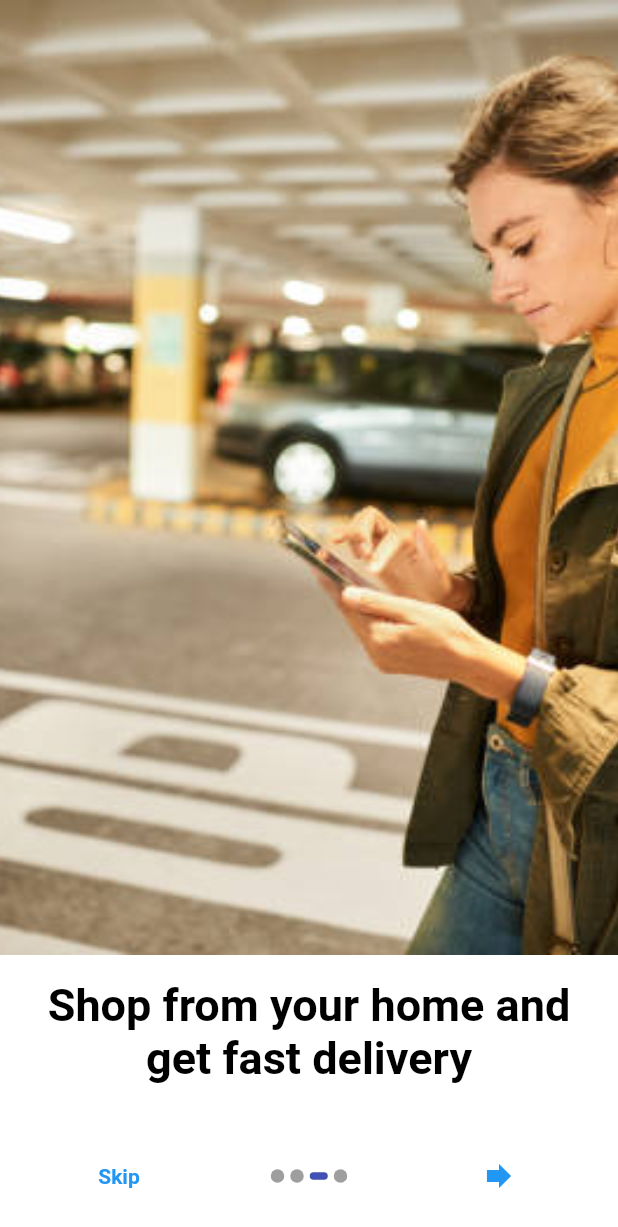
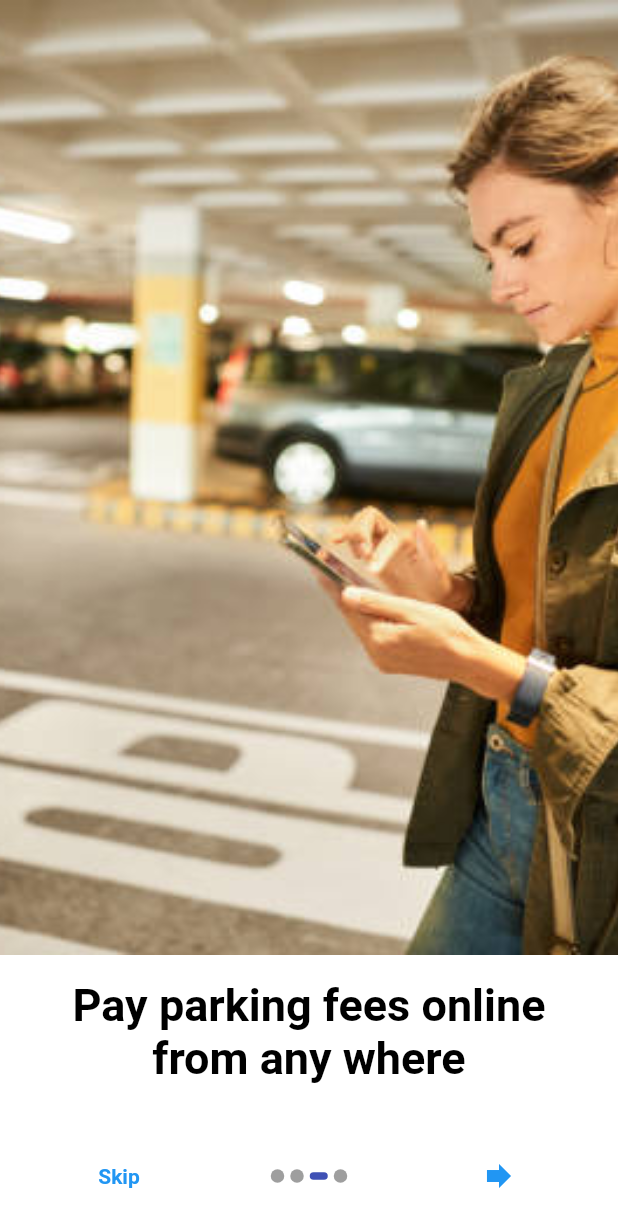
Before and after one commit to EngReemJr/Booking_parking, a Flutter app: the screen it shows after launch, swiped to page 3, on a phone screen of 412 x 824 dp. Shown: the top 1227 px of the screen. Run offline on Flutter 3.47's test engine with Material 2 defaults, Android fonts, the phone set to English and light mode, and no system bars; drawn by our look-alikes of introduction_screen; our stand-ins replace badges, cloud_firestore, firebase_auth, firebase_core, firebase_messaging, firebase_storage and 11 more; missing offline and left inert: dart:ffi, flutter_polyline_points, mongo_dart; accounts and stored records are empty.

Commit message:
last commit

```diff
--- a/lib/main.dart
+++ b/lib/main.dart
@@ -12,6 +12,7 @@ import 'package:chat_part/screens/PaymentPage.dart';
 import 'package:chat_part/screens/Reserve.dart';
 import 'package:chat_part/screens/Settings.dart';
 import 'package:chat_part/screens/loginScreen.dart';
+import 'package:chat_part/screens/theme_service.dart';
 import 'package:firebase_messaging/firebase_messaging.dart';
 import 'package:flutter/foundation.dart';
 import 'package:chat_part/screens/splash.dart';
@@ -110,12 +111,13 @@ class AppInit extends StatelessWidget {
   Widget build(BuildContext context) {
     return MaterialApp(
         navigatorKey: AppRouter.appRouter.navigatorKey,
-     /* theme: ThemeService().lightTheme,
+     theme: ThemeService().lightTheme,
       darkTheme: ThemeService().darkTheme,
-      themeMode: ThemeService().getThemeMode(),*/
-      title: "flutter Login UI",
+      themeMode: ThemeService().getThemeMode(),
+      title: "Booking Tracking",
       debugShowCheckedModeBanner: false,
-      home: SplachScreen(),
+      home:
+      SplachScreen(),
       //HomePage()
       //Activity(),
       routes: {
--- a/lib/screens/Reserve.dart
+++ b/lib/screens/Reserve.dart
@@ -6,6 +6,14 @@ import '../auth/providers/auth_ptoviders.dart';
 class MyOrderScreen extends StatelessWidget {
   int _currentIndex = 1;
   static const routeName = "/myOrderScreen";
+  List<String> Lab = [
+    "Faisal Street Parking #1 ",
+    "Palestine Street Parking #1 ",
+    "Nablus Parking",
+    "Rafidia Parking",
+    "Asira Parking #2",
+    "Sufyan Street Parking #1"
+  ];
 
   @override
   Widget build(BuildContext context) {
@@ -102,14 +110,16 @@ return  Consumer<AuthProvider>(builder: (context, provider, x) {
                        Expanded( child:
                        ListView.builder(
                         // shrinkWrap: true,
-                            itemCount: provider.UserBookingPayment!.length!,
+                            //itemCount: provider.UserBookingPayment!.length!,
+                            itemCount: Lab!.length!,
                             itemBuilder: (BuildContext context, int index) {
-                              print('AMount == ' +provider.UserBookingPayment![index]['amount'].toString());
                               return
 
                                 ProductCard(
-                                  price: provider.UserBookingPayment![index]['amount'].toString() ,
-                                  name: provider.UserBookingPayment![index]['name'].toString() ,
+                                //  price: provider.UserBookingPayment![index]['duration'].toString() ,
+                                  price: '${index+1}0',
+                                 name : Lab[index]
+                                 // name: provider.UserBookingPayment![index]['duration'].toString() ,
                                 )
 
                               ;
--- a/lib/screens/introductionScreen.dart
+++ b/lib/screens/introductionScreen.dart
@@ -33,14 +33,14 @@ class _RplespageState extends State<Rplespage> {
                   decoration: getPageDecoration(),
                 ),
                 PageViewModel(
-                  title: 'Shop from your home and get fast delivery',
+                  title: 'Pay parking fees online from any where',
                   body: '',
                   image: buildImage("asset/images/06.jpg"),
                   //getPageDecoration, a method to customise the page style
                   decoration: getPageDecoration(),
                 ),
                 PageViewModel(
-                  title: 'please select if you are :',
+                  title: '',
                   // body: '',
                   image: buildImage("asset/images/08.jpg"),
                   // bodyWidget:  TextButton(
--- /dev/null
+++ b/lib/screens/theme_service.dart
@@ -0,0 +1,34 @@
+import 'package:flutter/material.dart';
+import 'package:get/get.dart';
+import 'package:get_storage/get_storage.dart';
+
+class ThemeService {
+  final lightTheme = ThemeData.light().copyWith(
+    primaryColor: Colors.blueGrey.shade300,
+    appBarTheme: const AppBarTheme(),
+    dividerColor: Colors.black12,
+  );
+  final darkTheme = ThemeData.dark().copyWith(
+    primaryColor: Colors.blue,
+    appBarTheme: const AppBarTheme(),
+    dividerColor: Colors.white54,
+  );
+  final _getStorage = GetStorage();
+  final _darkThemeKey = 'isDarkTheme';
+  void saveThemeData(bool isDarkMode) {
+    _getStorage.write(_darkThemeKey, isDarkMode);
+  }
+
+  bool isSavedDarkMode() {
+    return _getStorage.read(_darkThemeKey) ?? false;
+  }
+
+  ThemeMode getThemeMode() {
+    return isSavedDarkMode() ? ThemeMode.dark : ThemeMode.light;
+  }
+
+  void changeTheme() {
+    Get.changeThemeMode(isSavedDarkMode() ? ThemeMode.light : ThemeMode.dark);
+    saveThemeData(!isSavedDarkMode());
+  }
+}
--- a/lib/widgets/notification.dart
+++ b/lib/widgets/notification.dart
@@ -8,7 +8,10 @@ class notification_list extends StatelessWidget{
   @override
   Widget build(BuildContext context) {
    return Container(
-     child: ListView.builder(
+     child:
+       Provider.of<AuthProvider>(context).notification_list.length ==0?
+           Center(child:Text('No notification yet')):
+     ListView.builder(
          itemCount: Provider.of<AuthProvider>(context).notification_list.length,
          itemBuilder: (BuildContext context, int index) {
            return ListTile(
```
Also changed, not shown: lib/auth/providers/auth_ptoviders.dart (+13 -3 lines), lib/component/theme_service.dart (added, +35 -0 lines), lib/screens/Park.dart (+15 -14 lines), lib/screens/Settings.dart (+37 -7 lines), pubspec.yaml (+6 -4 lines), lib/widgets/bottomItem.dart (added), pubspec.lock, 2 other files.
